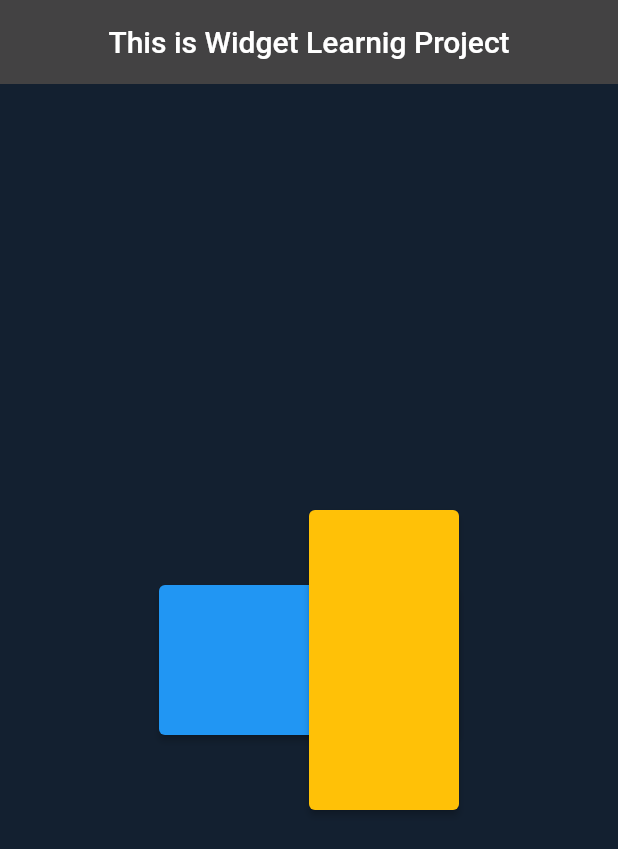
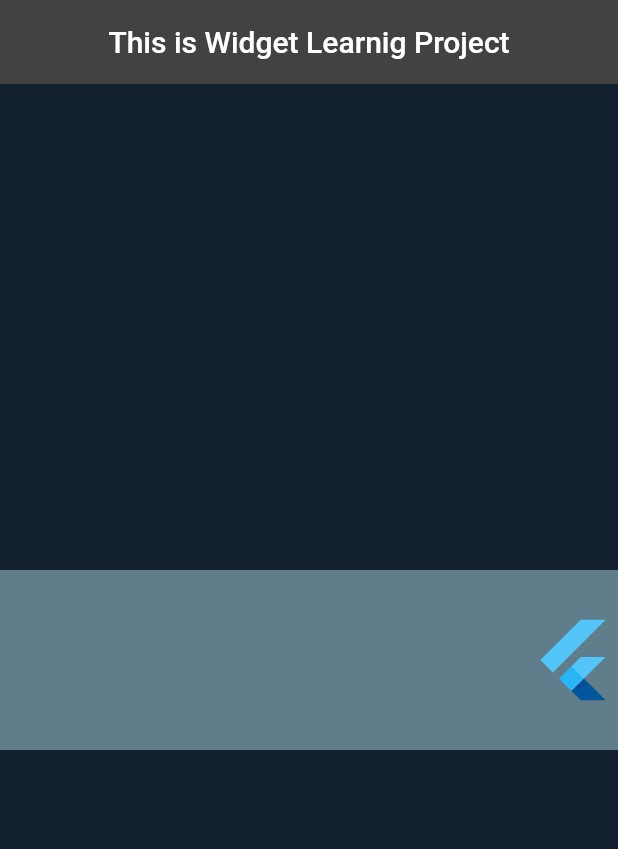
Before and after one commit to Ghauoor/Flutter-Widgets, a Flutter app: the screen it shows after launch, on a phone screen of 412 x 824 dp. Shown: the top 849 px of the screen. Run offline on Flutter 3.47's test engine with Material 2 defaults, Android fonts, the phone set to English and light mode, and no system bars.

Commit message:
Align-Widget

```diff
--- a/lib/main.dart
+++ b/lib/main.dart
@@ -1,6 +1,5 @@
 import 'package:flutter/material.dart';
-import 'package:widgets/widgets/aboutListTile_widget.dart';
-import 'package:widgets/widgets/absorb_pointer_widget.dart';
+import 'package:widgets/widgets/align_Widget.dart';
 
 void main() {
   runApp(const MyApp());
@@ -21,7 +20,7 @@ class MyApp extends StatelessWidget {
           elevation: 0.0,
           title: const Text('This is Widget Learnig Project'),
         ),
-        body: const AbsorbPointerWidget(),
+        body: const AlignWidget(),
       ),
     );
   }
--- /dev/null
+++ b/lib/widgets/align_Widget.dart
@@ -0,0 +1,22 @@
+import 'package:flutter/material.dart';
+
+class AlignWidget extends StatelessWidget {
+  const AlignWidget({Key? key}) : super(key: key);
+
+  @override
+  Widget build(BuildContext context) {
+    return Center(
+      child: Container(
+        height: 120,
+        width: double.infinity,
+        color: Colors.blueGrey,
+        child: const Align(
+          alignment: Alignment.centerRight,
+          child: FlutterLogo(
+            size: 60,
+          ),
+        ),
+      ),
+    );
+  }
+}
```
